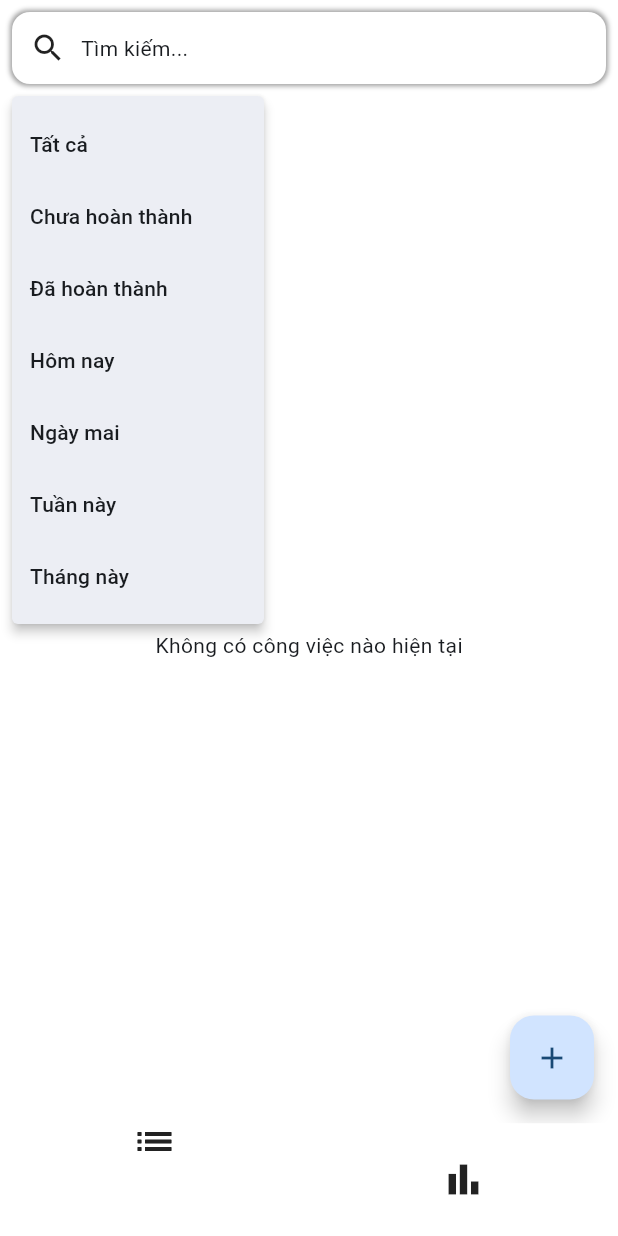
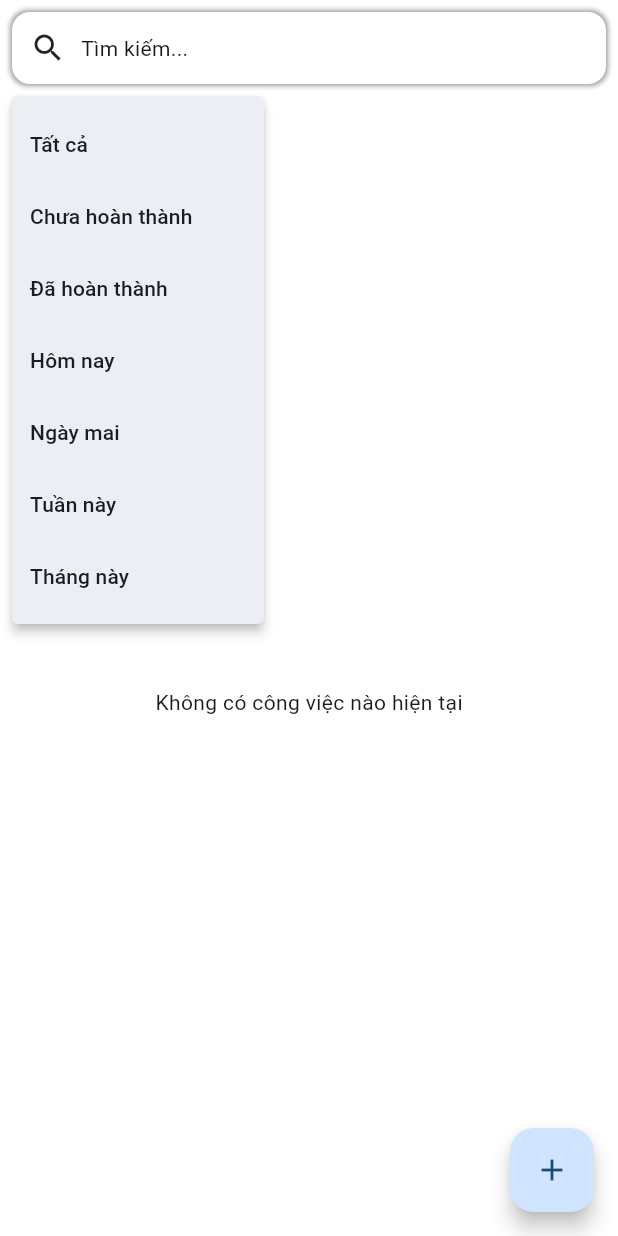
Before and after one commit to hiuhuyn/pomodoro-app, a Flutter app: the screen it shows after launch, after a tap on the "filter list" icon, on a phone screen of 412 x 824 dp. Run offline on Flutter 3.47's test engine with Material 3 defaults, Android fonts, the phone set to English and light mode, and no system bars; drawn by our look-alikes of curved_navigation_bar; our stand-ins replace equatable, fl_chart, get_it, sqflite; missing offline and left inert: omni_datetime_picker; accounts and stored records are empty.

Commit message:
update list task filter show name, removo bottom bar in home

```diff
--- a/lib/views/screens/home/home_screen.dart
+++ b/lib/views/screens/home/home_screen.dart
@@ -14,7 +14,7 @@ class HomeScreen extends StatefulWidget {
 
 class _HomeScreenState extends State<HomeScreen> {
   final _pageController = PageController();
-  final GlobalKey<CurvedNavigationBarState> _bottomNavigationKey = GlobalKey();
+  // final GlobalKey<CurvedNavigationBarState> _bottomNavigationKey = GlobalKey();
   @override
   void initState() {
     super.initState();
@@ -26,32 +26,32 @@ class _HomeScreenState extends State<HomeScreen> {
     return Scaffold(
       body: SafeArea(
         child: PageView(
-          onPageChanged: (value) {
-            final CurvedNavigationBarState? navBarState =
-                _bottomNavigationKey.currentState;
-            navBarState?.setPage(value);
-          },
+          // onPageChanged: (value) {
+          //   final CurvedNavigationBarState? navBarState =
+          //       _bottomNavigationKey.currentState;
+          //   navBarState?.setPage(value);
+          // },
           controller: _pageController,
-          children: [
-            const TaskManagementScreen(),
+          children: const [
+            TaskManagementScreen(),
             StatisticsScreen(),
           ],
         ),
       ),
-      bottomNavigationBar: CurvedNavigationBar(
-        key: _bottomNavigationKey,
-        backgroundColor: Colors.white,
-        items: const [
-          Icon(Icons.list_sharp, size: 30),
-          Icon(Icons.bar_chart_sharp, size: 30),
-        ],
-        animationDuration: const Duration(milliseconds: 200),
-        onTap: (index) {
-          _pageController.animateToPage(index,
-              duration: const Duration(milliseconds: 200),
-              curve: Curves.linear);
-        },
-      ),
+      // bottomNavigationBar: CurvedNavigationBar(
+      //   key: _bottomNavigationKey,
+      //   backgroundColor: Colors.white,
+      //   items: const [
+      //     Icon(Icons.list_sharp, size: 30),
+      //     Icon(Icons.bar_chart_sharp, size: 30),
+      //   ],
+      //   animationDuration: const Duration(milliseconds: 200),
+      //   onTap: (index) {
+      //     _pageController.animateToPage(index,
+      //         duration: const Duration(milliseconds: 200),
+      //         curve: Curves.linear);
+      //   },
+      // ),
     );
   }
 }
--- a/lib/views/screens/task_management/task_management_screen.dart
+++ b/lib/views/screens/task_management/task_management_screen.dart
@@ -14,7 +14,7 @@ class TaskManagementScreen extends StatefulWidget {
 }
 
 class _TaskManagementScreenState extends State<TaskManagementScreen> {
-  String filterName = "Tất cả";
+  int filterType = 0;
   @override
   Widget build(BuildContext context) {
     return Scaffold(
@@ -87,36 +87,14 @@ class _TaskManagementScreenState extends State<TaskManagementScreen> {
                 },
                 onSelected: (value) {
                   setState(() {
-                    switch (value) {
-                      case 0:
-                        filterName = "Tất cả";
-                        break;
-                      case 1:
-                        filterName = "Chưa hoàn thành";
-                        break;
-                      case 2:
-                        filterName = "Đã hoàn thành";
-                        break;
-                      case 3:
-                        filterName = "Hôm nay";
-                        break;
-                      case 4:
-                        filterName = "Ngày mai";
-                        break;
-                      case 5:
-                        filterName = "Tuần này";
-                        break;
-                      case 6:
-                        filterName = "Tháng này";
-                        break;
-                    }
+                    filterType = value;
                     context
                         .read<TaskManagementScreenViewmodel>()
-                        .fetchTasks(context, filterType: value);
+                        .fetchTasks(context, filterType: filterType);
                   });
                 },
               ),
-              Text(filterName),
+              filterTypeWidget()
             ],
           ),
           Expanded(
@@ -125,7 +103,7 @@ class _TaskManagementScreenState extends State<TaskManagementScreen> {
                 log("onRefresh");
                 return context
                     .read<TaskManagementScreenViewmodel>()
-                    .fetchTasks(context);
+                    .fetchTasks(context, filterType: filterType);
               },
               child: Consumer<TaskManagementScreenViewmodel>(
                 builder: (context, value, child) {
@@ -158,4 +136,32 @@ class _TaskManagementScreenState extends State<TaskManagementScreen> {
       ),
     );
   }
+
+  Widget filterTypeWidget() {
+    String filterName = "Tất cả";
+    switch (filterType) {
+      case 0:
+        filterName = "Tất cả";
+        break;
+      case 1:
+        filterName = "Chưa hoàn thành";
+        break;
+      case 2:
+        filterName = "Đã hoàn thành";
+        break;
+      case 3:
+        filterName = "Hôm nay";
+        break;
+      case 4:
+        filterName = "Ngày mai";
+        break;
+      case 5:
+        filterName = "Tuần này";
+        break;
+      case 6:
+        filterName = "Tháng này";
+        break;
+    }
+    return Text(filterName);
+  }
 }
```
